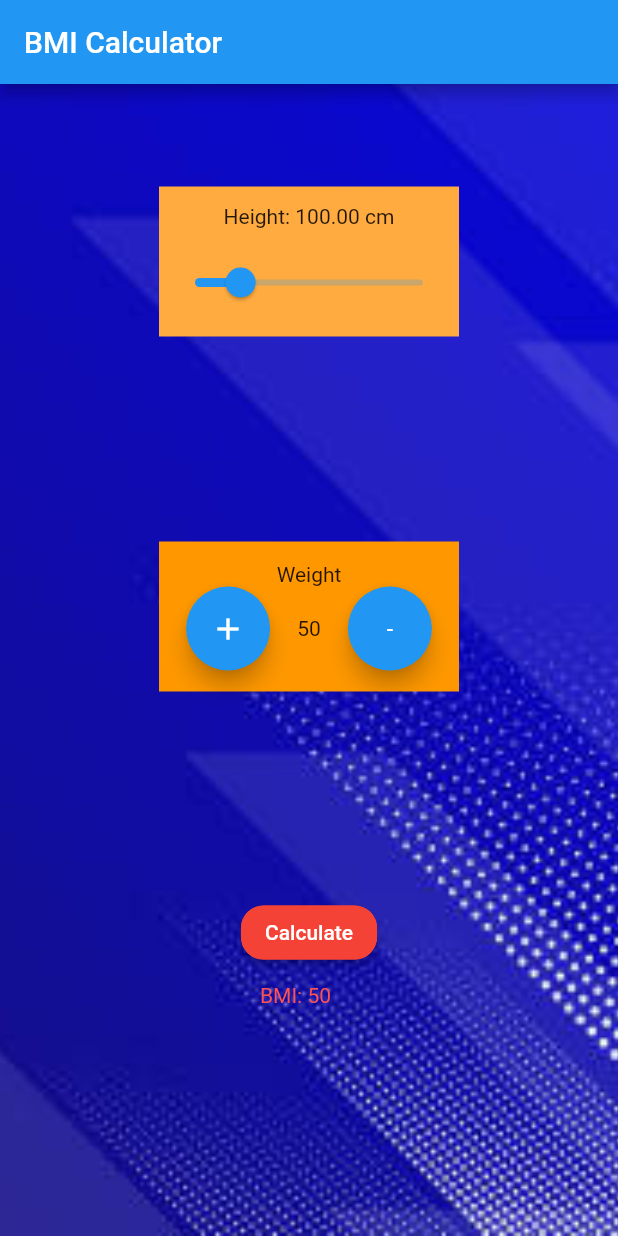
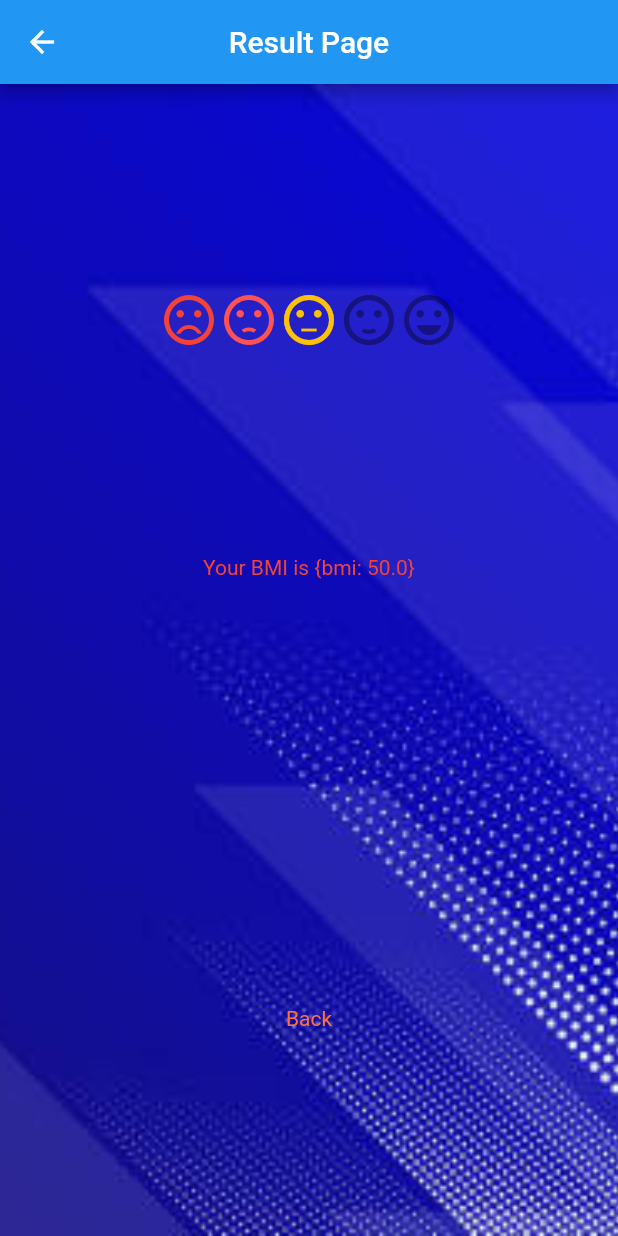
Before and after one commit to Abhay-N-J/bmi_app_flutter, a Flutter app: the screen it shows after launch, after a tap on "Calculate", on a phone screen of 412 x 824 dp. Run offline on Flutter 3.47's test engine with Material 2 defaults, Android fonts, the phone set to English and light mode, and no system bars; drawn by our look-alikes of flutter_rating_bar.

Commit message:
Second Page

```diff
--- a/lib/main.dart
+++ b/lib/main.dart
@@ -1,5 +1,6 @@
 import 'dart:math';
 
+import 'package:bmi_app/secondpage.dart';
 import 'package:flutter/material.dart';
 
 void main() {
@@ -14,15 +15,18 @@ class MyApp extends StatelessWidget {
     return MaterialApp(
         title: "BMI Calculator",
         // theme: ThemeData.dark(),
-      home: Center(
-        child: Container(
+        initialRoute: '/',
+        routes: {
+          '/': (context) {
+            return Container(
                 decoration: const BoxDecoration(
                     image: DecorationImage(
                         image: AssetImage("images/back_01.jpg"),
                         fit: BoxFit.cover)),
-            child: const Home()),
-      ),
-    );
+                child: const Home());
+          },
+          SecondPage.route: (context) => SecondPage()
+        });
   }
 }
 
@@ -44,8 +48,10 @@ class _HomeState extends State<Home> {
       backgroundColor: Colors.transparent,
       appBar: AppBar(
         title: const Text("BMI Calculator"),
+        centerTitle: true,
       ),
-      body: Column(
+      body: Center(
+        child: Column(
           mainAxisAlignment: MainAxisAlignment.spaceAround,
           crossAxisAlignment: CrossAxisAlignment.center,
           children: [
@@ -66,12 +72,18 @@ class _HomeState extends State<Home> {
                             })
                   ]),
             ),
+            // GestureDetector(
+            //   onTap: () {
+            //     Navigator
+            //   },
+            // ),
             Container(
               height: 100,
               width: 200,
               color: Colors.orange,
-            child:
-                Column(mainAxisAlignment: MainAxisAlignment.center, children: [
+              child: Column(
+                  mainAxisAlignment: MainAxisAlignment.center,
+                  children: [
                     const Text("Weight"),
                     Row(
                       mainAxisAlignment: MainAxisAlignment.spaceEvenly,
@@ -100,11 +112,15 @@ class _HomeState extends State<Home> {
             Column(
               children: [
                 ElevatedButton(
-                onPressed: () => {
+                  onPressed: () {
                     setState(() {
                       flag = !flag;
                       bmi = (weight) / (pow((height / 100), 2));
-                  })
+                    });
+                    // Navigator.push(context,
+                    //     MaterialPageRoute(builder: (context) => SecondPage(bmi:bmi)));
+                    Navigator.pushNamed(context, SecondPage.route,
+                        arguments: {'bmi': bmi});
                   },
                   style: ButtonStyle(
                       foregroundColor:
@@ -117,10 +133,10 @@ class _HomeState extends State<Home> {
                               side: const BorderSide(color: Colors.red)))),
                   child: const Text("Calculate"),
                 ),
-              const SizedBox(
-                height: 10,
-                width: 2000,
-              ),
+                // const SizedBox(
+                //   height: 10,
+                //   width: 2000,
+                // ),
                 Visibility(
                     visible: flag,
                     child: SizedBox(
@@ -134,6 +150,7 @@ class _HomeState extends State<Home> {
             )
           ],
         ),
+      ),
     );
   }
 }
--- /dev/null
+++ b/lib/secondpage.dart
@@ -0,0 +1,95 @@
+import 'package:flutter/material.dart';
+import 'package:flutter_rating_bar/flutter_rating_bar.dart';
+
+class SecondPage extends StatefulWidget {
+  // const SecondPage({super.key, required this.bmi});
+
+  // final double bmi; This is for unnamed routing
+  static const route = '/second';
+  @override
+  State<SecondPage> createState() => _SecondPageState();
+}
+
+class _SecondPageState extends State<SecondPage> {
+  @override
+  Widget build(BuildContext context) {
+    final bmi = ModalRoute.of(context)?.settings.arguments;
+    return Scaffold(
+      appBar: AppBar(
+        title: const Text("Result Page"),
+        centerTitle: true,
+      ),
+      body: Container(
+        decoration: const BoxDecoration(
+            image: DecorationImage(
+                image: AssetImage("images/back_01.jpg"), fit: BoxFit.cover)),
+        child: Center(
+          child: Column(
+            mainAxisAlignment: MainAxisAlignment.spaceEvenly,
+            children: [
+              RatingBar.builder(
+                initialRating: 3,
+                itemCount: 5,
+                itemBuilder: (context, index) {
+                  switch (index) {
+                    case 0:
+                      return const Icon(
+                        Icons.sentiment_very_dissatisfied,
+                        color: Colors.red,
+                      );
+                    case 1:
+                      return const Icon(
+                        Icons.sentiment_dissatisfied,
+                        color: Colors.redAccent,
+                      );
+                    case 2:
+                      return const Icon(
+                        Icons.sentiment_neutral,
+                        color: Colors.amber,
+                      );
+                    case 3:
+                      return const Icon(
+                        Icons.sentiment_satisfied,
+                        color: Colors.lightGreen,
+                      );
+                    case 4:
+                      return const Icon(
+                        Icons.sentiment_very_satisfied,
+                        color: Colors.green,
+                      );
+                    default:
+                      return const Icon(
+                        Icons.sentiment_very_satisfied,
+                        color: Colors.green,
+                      );
+                  }
+                },
+                onRatingUpdate: (rating) {
+                  print(rating);
+                },
+              ),
+              Text(
+                "Your BMI is ${bmi}",
+                style: const TextStyle(
+                  color: Colors.red,
+                ),
+              ),
+              const SizedBox(
+                height: 10,
+              ),
+              GestureDetector(
+                child: const Text(
+                  "Back",
+                  style: TextStyle(color: Colors.deepOrangeAccent),
+                ),
+                onTap: () {
+                  Navigator.pop(context);
+                },
+              )
+            ],
+          ),
+        ),
+      ),
+    );
+  }
+}
--- a/pubspec.yaml
+++ b/pubspec.yaml
@@ -35,6 +35,7 @@ dependencies:
   # The following adds the Cupertino Icons font to your application.
   # Use with the CupertinoIcons class for iOS style icons.
   cupertino_icons: ^1.0.2
+  flutter_rating_bar: ^4.0.1
 
 dev_dependencies:
   flutter_test:
```
Also changed, not shown: pubspec.lock, 4 other files. Lines whose indentation alone changed are shown as unchanged.
